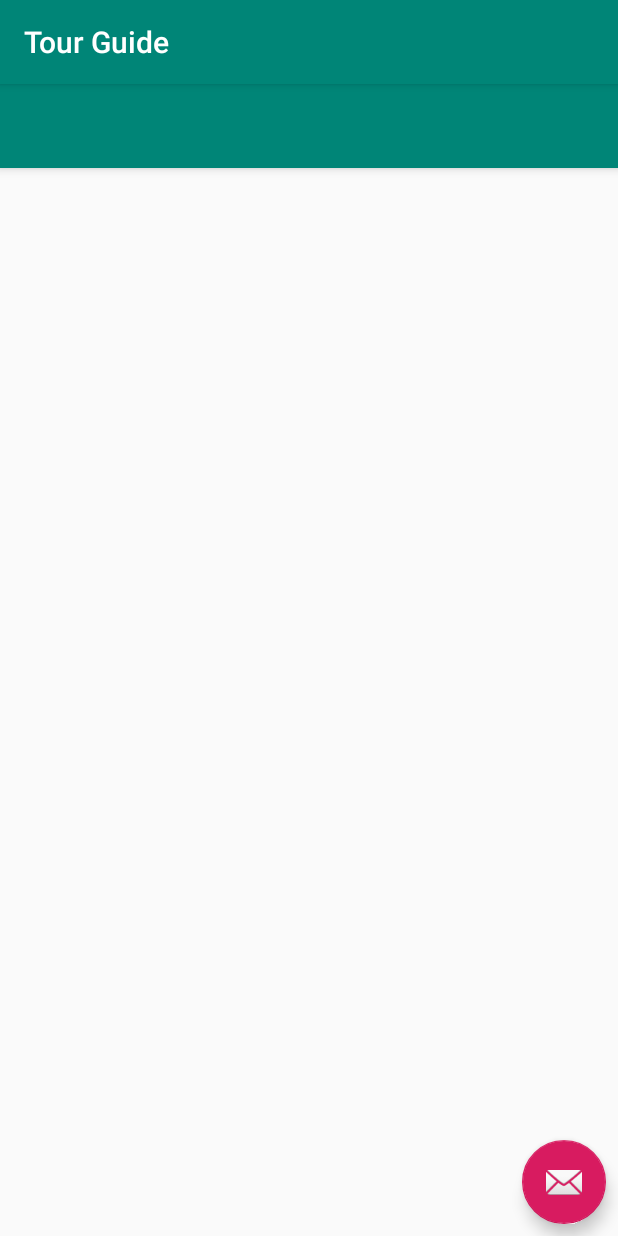
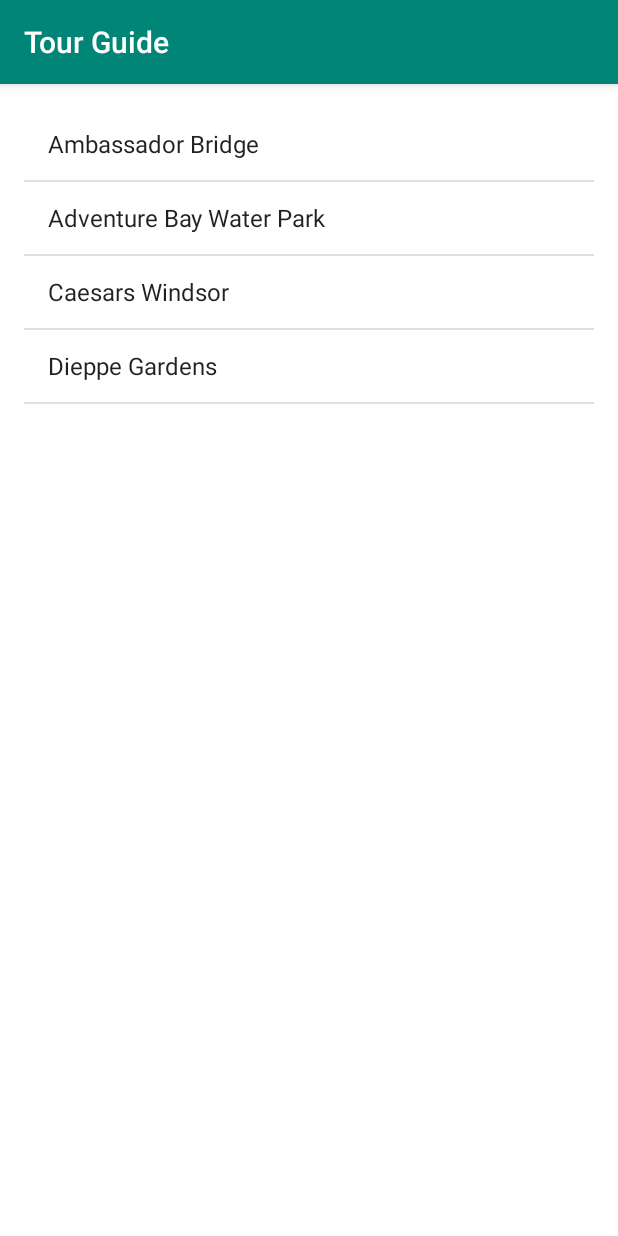
Before and after one commit to JustinDearden/4750-Fragment, an Android app: the screen it shows after launch (MainActivity), on a phone screen of 412 x 824 dp. Run offline under Robolectric (Android 15) with nearby library versions, the phone set to English and light mode, and no system bars.

Commit message:
Updated UI and Fragment Layouts

```diff
--- /dev/null
+++ b/app/src/main/res/layout-land/fragment_b.xml
@@ -0,0 +1,15 @@
+<?xml version="1.0" encoding="utf-8"?>
+<LinearLayout xmlns:android="http://schemas.android.com/apk/res/android"
+    android:layout_width="match_parent"
+    android:layout_height="wrap_content"
+    android:background="@android:color/background_light"
+    android:gravity="center_horizontal"
+    android:orientation="vertical"
+    android:padding="16dp">
+
+    <ListView
+        android:id="@android:id/list"
+        android:layout_width="wrap_content"
+        android:layout_height="144dp" />
+
+</LinearLayout>
--- a/app/src/main/res/layout/activity_main.xml
+++ b/app/src/main/res/layout/activity_main.xml
@@ -1,57 +1,20 @@
 <?xml version="1.0" encoding="utf-8"?>
+<LinearLayout xmlns:android="http://schemas.android.com/apk/res/android"
+    xmlns:app="http://schemas.android.com/apk/res-auto"
+    xmlns:tools="http://schemas.android.com/tools"
+    android:layout_width="match_parent"
+    android:layout_height="match_parent"
+    android:orientation="vertical"
+    tools:context=".MainActivity">
 
-<android.support.design.widget.CoordinatorLayout
+    <FrameLayout
+        android:id="@+id/container_a"
+        android:layout_width="match_parent"
+        android:layout_height="wrap_content" />
 
-    xmlns:android="http://schemas.android.com/apk/res/android"
+    <FrameLayout
+        android:id="@+id/container_b"
+        android:layout_width="match_parent"
+        android:layout_height="wrap_content" />
 
-    xmlns:app="http://schemas.android.com/apk/res-auto"
-
-    xmlns:tools="http://schemas.android.com/tools"
-
-    android:layout_width="match_parent"
-
-    android:layout_height="match_parent"
-
-    android:fitsSystemWindows="true"
-
-    tools:context="com.example.fragmenttransaction.MainActivity">
-
-    <android.support.design.widget.AppBarLayout
-
-        android:layout_width="match_parent"
-
-        android:layout_height="wrap_content"
-
-        android:theme="@style/AppTheme.AppBarOverlay">
-
-        <android.support.v7.widget.Toolbar
-
-            android:id="@+id/toolbar"
-
-            android:layout_width="match_parent"
-
-            android:layout_height="?attr/actionBarSize"
-
-            android:background="?attr/colorPrimary"
-
-            app:popupTheme="@style/AppTheme.PopupOverlay" />
-
-    </android.support.design.widget.AppBarLayout>
-
-    <include layout="@layout/content_main" />
-
-    <android.support.design.widget.FloatingActionButton
-
-        android:id="@+id/fab"
-
-        android:layout_width="wrap_content"
-
-        android:layout_height="wrap_content"
-
-        android:layout_gravity="bottom|end"
-
-        android:layout_margin="@dimen/fab_margin"
-
-        android:src="@android:drawable/ic_dialog_email" />
-
-</android.support.design.widget.CoordinatorLayout>
+</LinearLayout>
--- /dev/null
+++ b/app/src/main/res/layout/fragment_a.xml
@@ -0,0 +1,15 @@
+<?xml version="1.0" encoding="utf-8"?>
+<LinearLayout xmlns:android="http://schemas.android.com/apk/res/android"
+    android:layout_width="match_parent"
+    android:layout_height="wrap_content"
+    android:background="@android:color/background_light"
+    android:gravity="center_horizontal"
+    android:orientation="vertical"
+    android:padding="16dp">
+
+    <ListView
+        android:id="@android:id/list"
+        android:layout_width="wrap_content"
+        android:layout_height="206dp" />
+
+</LinearLayout>
--- /dev/null
+++ b/app/src/main/res/layout/fragment_b.xml
@@ -0,0 +1,16 @@
+<?xml version="1.0" encoding="utf-8"?>
+<LinearLayout xmlns:android="http://schemas.android.com/apk/res/android"
+    android:layout_width="match_parent"
+    android:layout_height="wrap_content"
+    android:background="@android:color/background_light"
+    android:gravity="center_horizontal"
+    android:orientation="vertical"
+    android:padding="16dp">
+
+    <TextView
+        android:id="@+id/tvFragmentB"
+        android:layout_width="match_parent"
+        android:layout_height="602dp"
+        android:textSize="18sp" />
+
+</LinearLayout>
--- a/app/src/main/res/values/strings.xml
+++ b/app/src/main/res/values/strings.xml
@@ -1,11 +1,20 @@
 <resources>
     <string name="app_name">Tour Guide</string>
 
-    <string name="MainFragmentTitle">MAIN TITLE</string>
-    <string name="lable_move_fragment01">fragmenttransaction</string>
-    <string name="lable_move_fragment02">fragmenttransaction</string>
-    <string name="lable_move_fragment03">fragmenttransaction</string>
-    <string name="lable_in_mainfragment">fragmenttransaction</string>
-    <string name="Fragment01Title">TITLE</string>
+    <!-- List of  the locations for  the top fragment -->
+    <string-array name="location_list">
+        <item>Ambassador Bridge</item>
+        <item>Adventure Bay Water Park</item>
+        <item>Caesars Windsor</item>
+        <item>Dieppe Gardens</item>
+    </string-array>
+
+    <!-- Descriptions for the locations -->
+    <string-array name="location_description">
+        <item>The Ambassador Bridge is a tolled suspension bridge across the Detroit River that connects Detroit, Michigan, United States, with Windsor, Ontario, Canada. It is the busiest international border crossing in North America in terms of trade volume, carrying more than 25% of all merchandise trade between the United States and Canada.</item>
+        <item>Adventure Bay Family Water Park gives you over 35,000 square feet of wild water adventures. Features include: 5 giant waterslides including the Python, the Whizzard, and the Master Blaster water rollercoaster FlowRider Wave Pool Activity Pool Lazy River Tot Loch Splash Zone with water tipping bucket Many water play features - bubbling jets, mini cannon, tipping cones, and kiddie bungee swings Cannon Cove dry play place</item>
+        <item>Bet on lots of excitement at Ontarios premier gaming complex featuring more than 80 table games, 3,300 slots and tournament series.</item>
+        <item>Dieppe Gardens are named in memory of the many members of the Essex-Kent Scottish Regiment who lost their lives during the World War II landing at Dieppe, France in 1942. The park is heavily planted with brilliantly coloured annuals and perennials. It features many monuments, including monuments to the Canadian Army, Navy and Air Force.</item>
+    </string-array>
 
 </resources>
```
